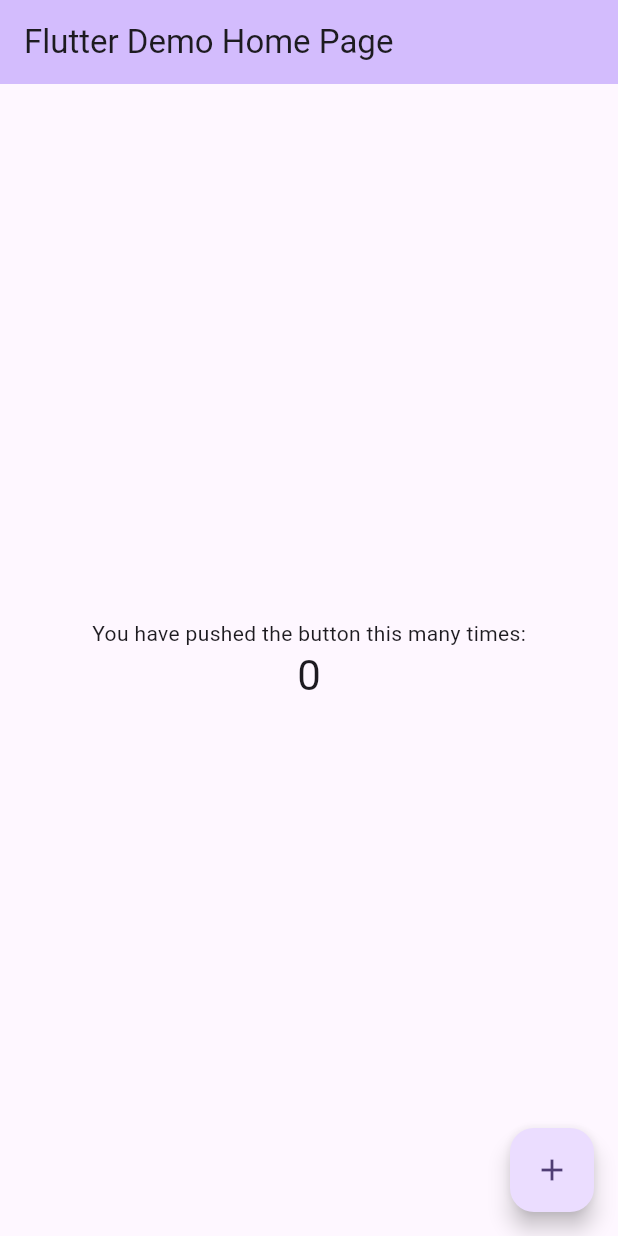
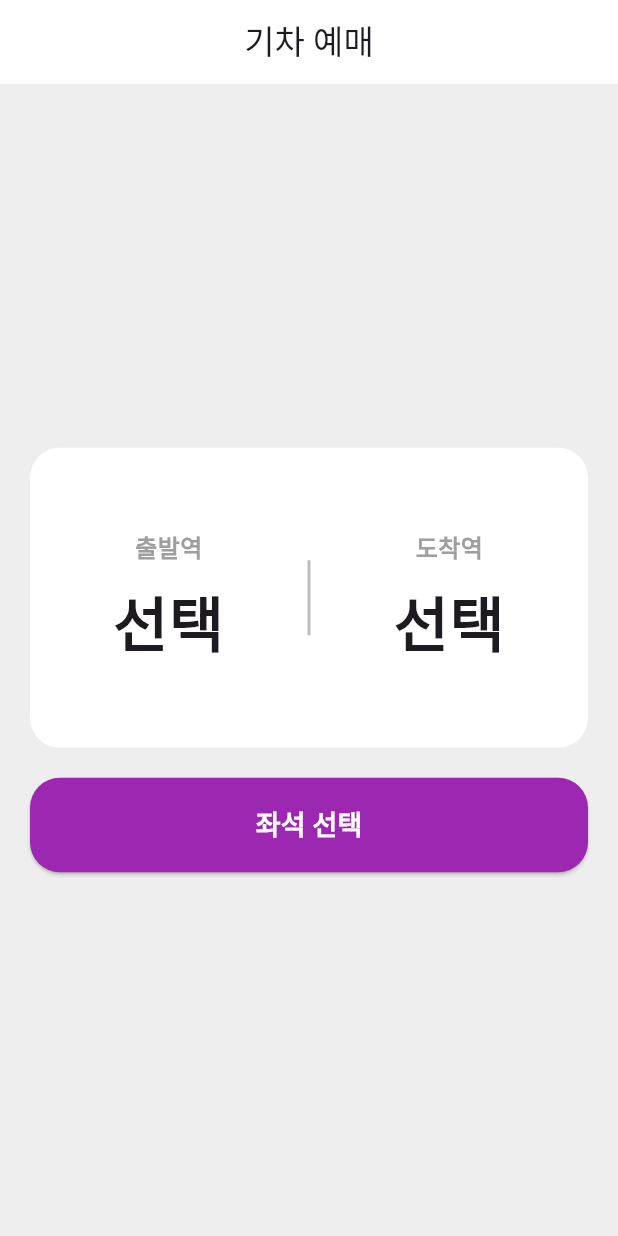
Before and after one commit to gwooong/flutter_train_app, a Flutter app: the screen it shows after launch, on a phone screen of 412 x 824 dp. Run offline on Flutter 3.47's test engine with Material 3 defaults, Android fonts, the phone set to English and light mode, and no system bars.

Commit message:
homepage 구현

```diff
--- /dev/null
+++ b/lib/home_page.dart
@@ -0,0 +1,110 @@
+import 'package:flutter/material.dart';
+
+class HomePage extends StatelessWidget {
+  const HomePage({Key? key}) : super(key: key);
+
+  @override
+  Widget build(BuildContext context) {
+    return Scaffold(
+      backgroundColor: Colors.grey[200], // body 배경색
+      appBar: AppBar(
+        title: const Text("기차 예매"),
+        centerTitle: true, // 제목 중앙 정렬
+        backgroundColor: Colors.white,
+        elevation: 0, // 그림자 제거
+      ),
+      body: Padding(
+        padding: const EdgeInsets.all(20),
+        child: Column(
+          mainAxisAlignment: MainAxisAlignment.center, // 세로 가운데 정렬
+          children: [
+            // 출발역 & 도착역 감싸는 박스
+            Container(
+              height: 200,
+              decoration: BoxDecoration(
+                color: Colors.white,
+                borderRadius: BorderRadius.circular(20),
+              ),
+              child: Row(
+                mainAxisAlignment: MainAxisAlignment.spaceEvenly,
+                children: [
+                  // 출발역
+                  Column(
+                    mainAxisAlignment: MainAxisAlignment.center,
+                    children: const [
+                      Text(
+                        "출발역",
+                        style: TextStyle(
+                          fontSize: 16,
+                          color: Colors.grey,
+                          fontWeight: FontWeight.bold,
+                        ),
+                      ),
+                      SizedBox(height: 10),
+                      Text(
+                        "선택",
+                        style: TextStyle(
+                          fontSize: 40,
+                          fontWeight: FontWeight.bold,
+                        ),
+                      ),
+                    ],
+                  ),
+                  // 세로선
+                  Container(width: 2, height: 50, color: Colors.grey[400]),
+                  // 도착역
+                  Column(
+                    mainAxisAlignment: MainAxisAlignment.center,
+                    children: const [
+                      Text(
+                        "도착역",
+                        style: TextStyle(
+                          fontSize: 16,
+                          color: Colors.grey,
+                          fontWeight: FontWeight.bold,
+                        ),
+                      ),
+                      SizedBox(height: 10),
+                      Text(
+                        "선택",
+                        style: TextStyle(
+                          fontSize: 40,
+                          fontWeight: FontWeight.bold,
+                        ),
+                      ),
+                    ],
+                  ),
+                ],
+              ),
+            ),
+            const SizedBox(height: 20), // 간격
+            // 좌석 선택 버튼
+            ElevatedButton(
+              onPressed: () {},
+              style: ElevatedButton.styleFrom(
+                backgroundColor: Colors.purple,
+                shape: RoundedRectangleBorder(
+                  borderRadius: BorderRadius.circular(20),
+                ),
+                padding: const EdgeInsets.symmetric(vertical: 18),
+              ),
+              child: const SizedBox(
+                width: double.infinity,
+                child: Center(
+                  child: Text(
+                    "좌석 선택",
+                    style: TextStyle(
+                      fontSize: 18,
+                      color: Colors.white,
+                      fontWeight: FontWeight.bold,
+                    ),
+                  ),
+                ),
+              ),
+            ),
+          ],
+        ),
+      ),
+    );
+  }
+}
--- a/lib/main.dart
+++ b/lib/main.dart
@@ -1,4 +1,5 @@
 import 'package:flutter/material.dart';
+import 'home_page.dart';
 
 void main() {
   runApp(const MyApp());
@@ -7,116 +8,12 @@ void main() {
 class MyApp extends StatelessWidget {
   const MyApp({super.key});
 
-  // This widget is the root of your application.
   @override
   Widget build(BuildContext context) {
     return MaterialApp(
-      title: 'Flutter Demo',
-      theme: ThemeData(
-        // This is the theme of your application.
-        //
-        // TRY THIS: Try running your application with "flutter run". You'll see
-        // the application has a purple toolbar. Then, without quitting the app,
-        // try changing the seedColor in the colorScheme below to Colors.green
-        // and then invoke "hot reload" (save your changes or press the "hot
-        // reload" button in a Flutter-supported IDE, or press "r" if you used
-        // the command line to start the app).
-        //
-        // Notice that the counter didn't reset back to zero; the application
-        // state is not lost during the reload. To reset the state, use hot
-        // restart instead.
-        //
-        // This works for code too, not just values: Most code changes can be
-        // tested with just a hot reload.
-        colorScheme: ColorScheme.fromSeed(seedColor: Colors.deepPurple),
-      ),
-      home: const MyHomePage(title: 'Flutter Demo Home Page'),
+      title: '기차예약',
+      theme: ThemeData(primarySwatch: Colors.blue),
+      home: const HomePage(),
     );
   }
 }
-
-class MyHomePage extends StatefulWidget {
-  const MyHomePage({super.key, required this.title});
-
-  // This widget is the home page of your application. It is stateful, meaning
-  // that it has a State object (defined below) that contains fields that affect
-  // how it looks.
-
-  // This class is the configuration for the state. It holds the values (in this
-  // case the title) provided by the parent (in this case the App widget) and
-  // used by the build method of the State. Fields in a Widget subclass are
-  // always marked "final".
-
-  final String title;
-
-  @override
-  State<MyHomePage> createState() => _MyHomePageState();
-}
-
-class _MyHomePageState extends State<MyHomePage> {
-  int _counter = 0;
-
-  void _incrementCounter() {
-    setState(() {
-      // This call to setState tells the Flutter framework that something has
-      // changed in this State, which causes it to rerun the build method below
-      // so that the display can reflect the updated values. If we changed
-      // _counter without calling setState(), then the build method would not be
-      // called again, and so nothing would appear to happen.
-      _counter++;
-    });
-  }
-
-  @override
-  Widget build(BuildContext context) {
-    // This method is rerun every time setState is called, for instance as done
-    // by the _incrementCounter method above.
-    //
-    // The Flutter framework has been optimized to make rerunning build methods
-    // fast, so that you can just rebuild anything that needs updating rather
-    // than having to individually change instances of widgets.
-    return Scaffold(
-      appBar: AppBar(
-        // TRY THIS: Try changing the color here to a specific color (to
-        // Colors.amber, perhaps?) and trigger a hot reload to see the AppBar
-        // change color while the other colors stay the same.
-        backgroundColor: Theme.of(context).colorScheme.inversePrimary,
-        // Here we take the value from the MyHomePage object that was created by
-        // the App.build method, and use it to set our appbar title.
-        title: Text(widget.title),
-      ),
-      body: Center(
-        // Center is a layout widget. It takes a single child and positions it
-        // in the middle of the parent.
-        child: Column(
-          // Column is also a layout widget. It takes a list of children and
-          // arranges them vertically. By default, it sizes itself to fit its
-          // children horizontally, and tries to be as tall as its parent.
-          //
-          // Column has various properties to control how it sizes itself and
-          // how it positions its children. Here we use mainAxisAlignment to
-          // center the children vertically; the main axis here is the vertical
-          // axis because Columns are vertical (the cross axis would be
-          // horizontal).
-          //
-          // TRY THIS: Invoke "debug painting" (choose the "Toggle Debug Paint"
-          // action in the IDE, or press "p" in the console), to see the
-          // wireframe for each widget.
-          mainAxisAlignment: MainAxisAlignment.center,
-          children: <Widget>[
-            const Text('You have pushed the button this many times:'),
-            Text(
-              '$_counter',
-              style: Theme.of(context).textTheme.headlineMedium,
-            ),
-          ],
-        ),
-      ),
-      floatingActionButton: FloatingActionButton(
-        onPressed: _incrementCounter,
-        tooltip: 'Increment',
-        child: const Icon(Icons.add),
-      ), // This trailing comma makes auto-formatting nicer for build methods.
-    );
-  }
-}
```
Also changed, not shown: lib/seat_page.dart (added, +111 -0 lines), lib/station_list_page.dart (added, +48 -0 lines).
